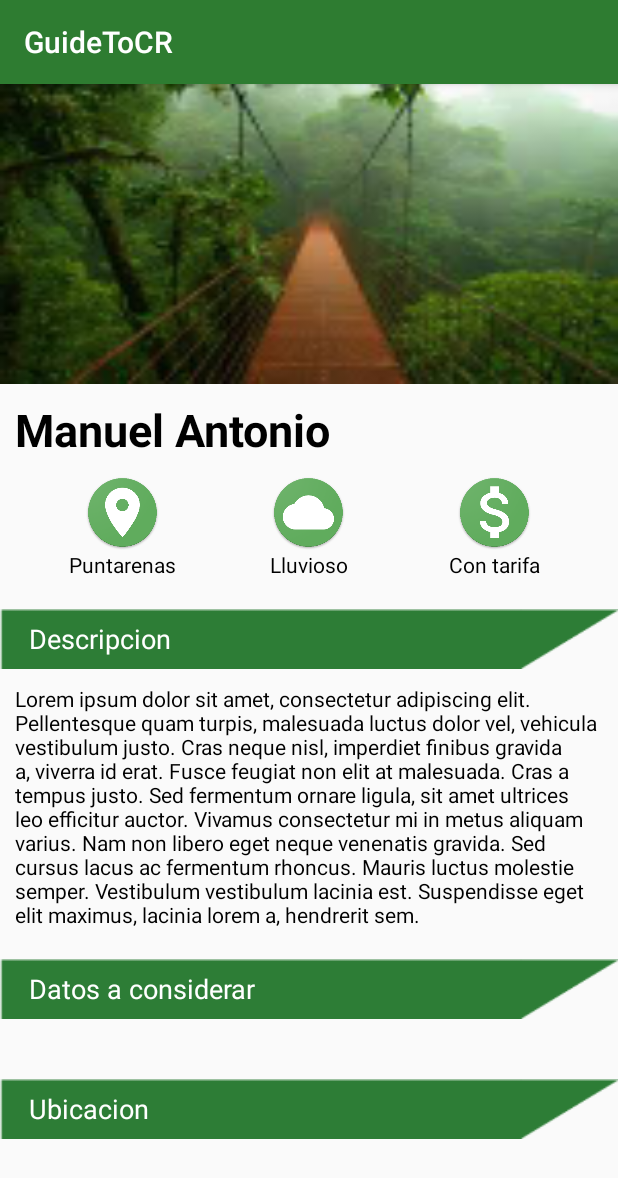
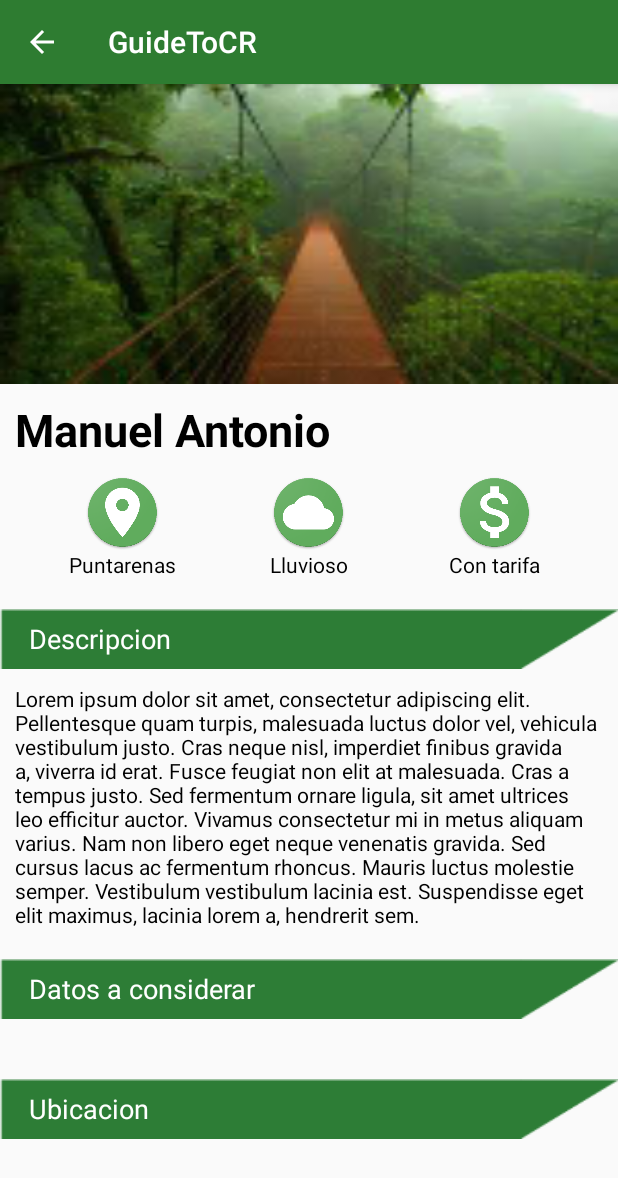
Before and after one commit to tonyfaros/GuideToCR, an Android app: the Lugar_activity screen opened directly, with no data from a screen before it, on a phone screen of 412 x 824 dp. Shown: the top 1178 px of the screen. Run offline under Robolectric (Android 15) with nearby library versions, the phone set to English and light mode, and no system bars; network calls fail; 2 statements that could not run were skipped.

Commit message:
place fixed

```diff
--- a/app/src/main/java/com/example/anthony_pc/guidetocr/Activities/Lugar_activity.java
+++ b/app/src/main/java/com/example/anthony_pc/guidetocr/Activities/Lugar_activity.java
@@ -47,7 +47,7 @@ public class Lugar_activity extends AppCompatActivity {
             Log.e("error","error");
         }
 
-        if(getIntent().getExtras().getString("mensaje")!= null){
+        if(getIntent().getExtras().getString("mensaje") != null){
 
             lugar = instance.get_lugar(Integer.parseInt(getIntent().getStringExtra("mensaje")));
             Log.e("lugar1111111",getIntent().getExtras().getString("mensaje"));
@@ -57,23 +57,30 @@ public class Lugar_activity extends AppCompatActivity {
             climaTV.setText(lugar.getClima());
             tarifaTV.setText(lugar.getCobro());
             descripcionTV.setText(lugar.getDescripcion());
-            datosTV.setText(lugar.getDatos());
+            //datosTV.setText(lugar.getDatos());
 
          }
 
 
 
 
-        //lugar = instance.get_lugar(Integer.parseInt(getIntent().getStringExtra("mensaje")));
-        //Log.e("lugar1111111",lugar.getNombre());
-        /*getSupportActionBar().setDisplayHomeAsUpEnabled(true);
+
+        getSupportActionBar().setDisplayHomeAsUpEnabled(true);
         lay_datos = (LinearLayout) findViewById(R.id.datos_layout);
 
-        datos.add("hola");
-        datos.add("como");
-        datos.add("estas");
-        datos.add("?");
-        //populateDatos();*/
+        getDatosList(lugar.getDatos().split(","));
+        //datos.add("como");
+        //datos.add("estas");
+        //datos.add("?");
+        populateDatos();
+
+    }
+
+    public void getDatosList(String[] datosList){
+
+        for(String i: datosList){
+            datos.add(i);
+        }
 
     }
 
```
